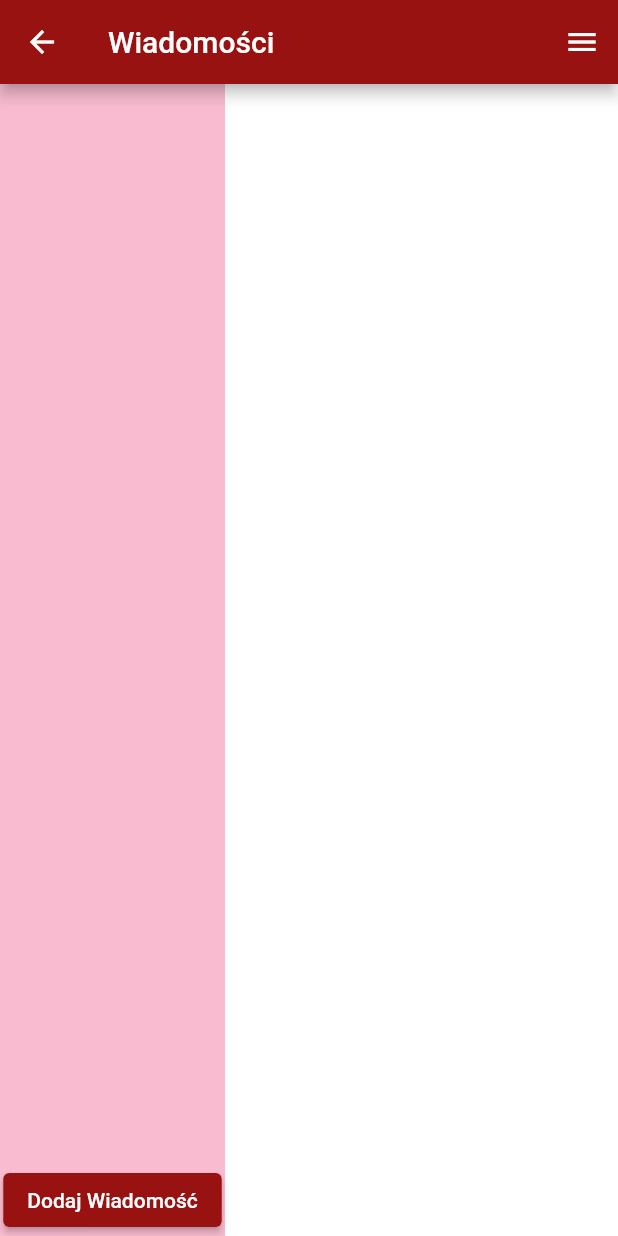
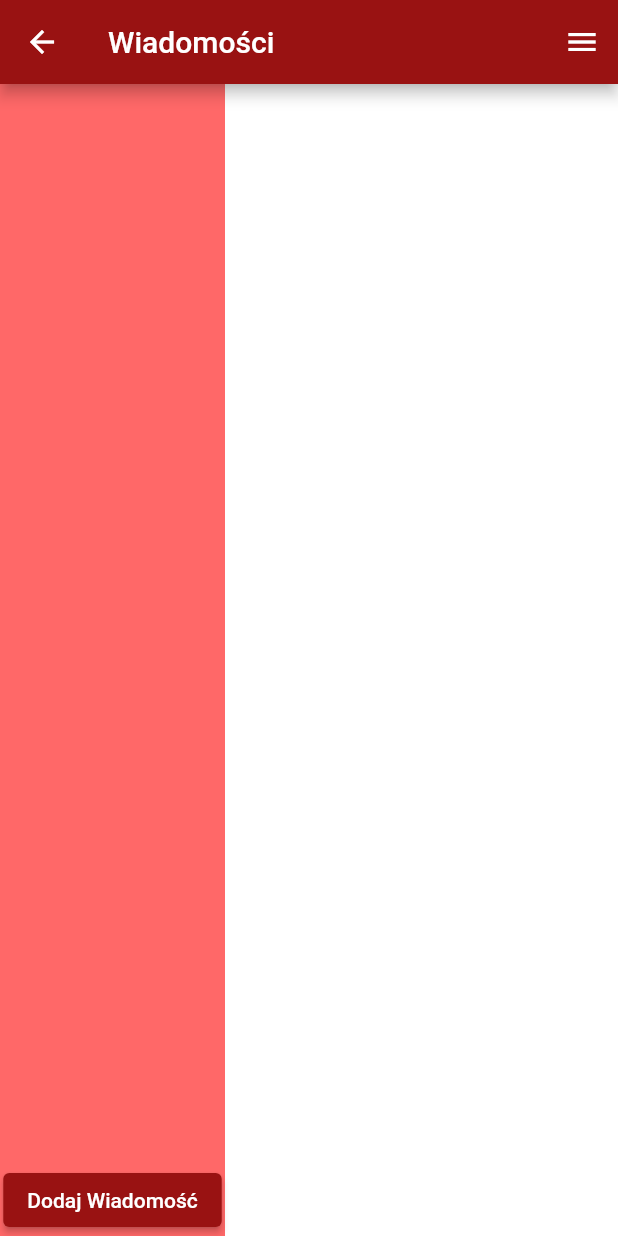
Before and after one commit to Asirxes/Dyplom, a Flutter app: the screen it shows once a user with an empty profile is signed in, item 2 of the bottom bar chosen, on a phone screen of 412 x 824 dp. Run offline on Flutter 3.47's test engine with Material 2 defaults, Android fonts, the phone set to English and light mode, and no system bars; our stand-ins replace cloud_firestore, firebase_auth, firebase_core, flutter_rating_bar, fluttertoast; accounts and stored records are empty.

Commit message:
Update message_list.dart

```diff
--- a/lib/message_pages/message_list.dart
+++ b/lib/message_pages/message_list.dart
@@ -1,7 +1,8 @@
 import 'package:cloud_firestore/cloud_firestore.dart';
 import 'package:firebase_auth/firebase_auth.dart';
 import 'package:flutter/material.dart';
-
+import 'package:dyplom/colors.dart';
+import 'package:dyplom/theme/theme.dart';
 import 'message_page.dart';
 
 class MessageListPage extends StatefulWidget {
@@ -125,7 +126,7 @@ class _MessageListPageState extends State<MessageListPage> {
     return Container(
       width: 150.0,
       decoration: BoxDecoration(
-        color: Colors.pink[100],
+        color: red1Accent, //------------------------------
       ),
       child: Column(
         children: [
```
